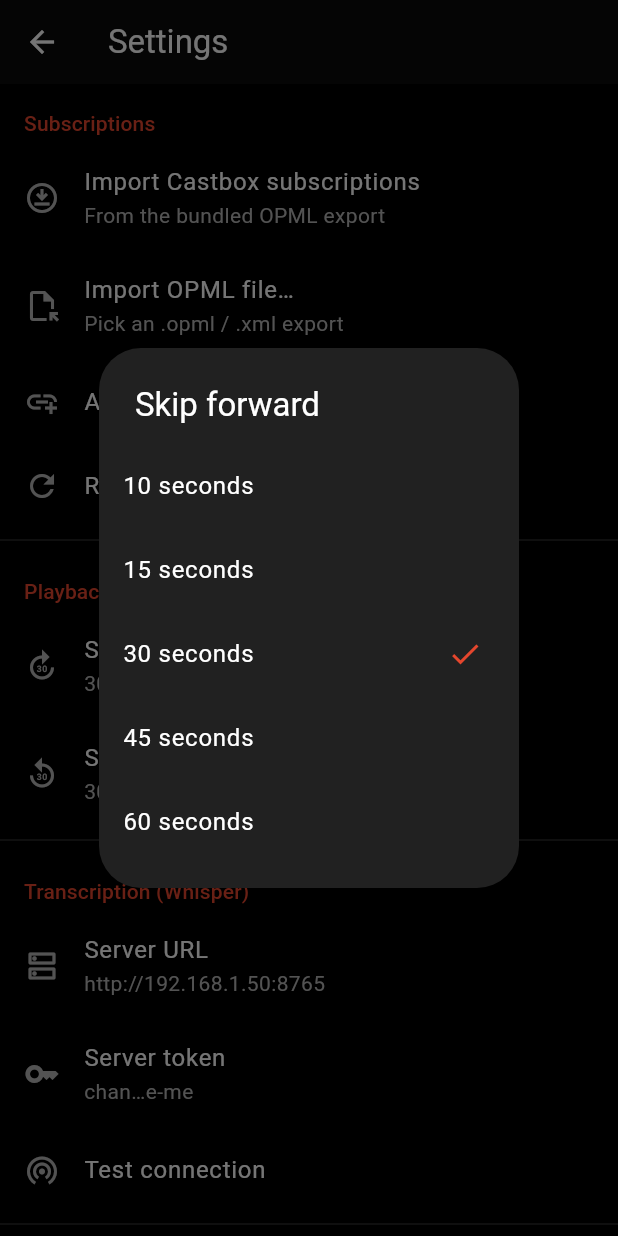
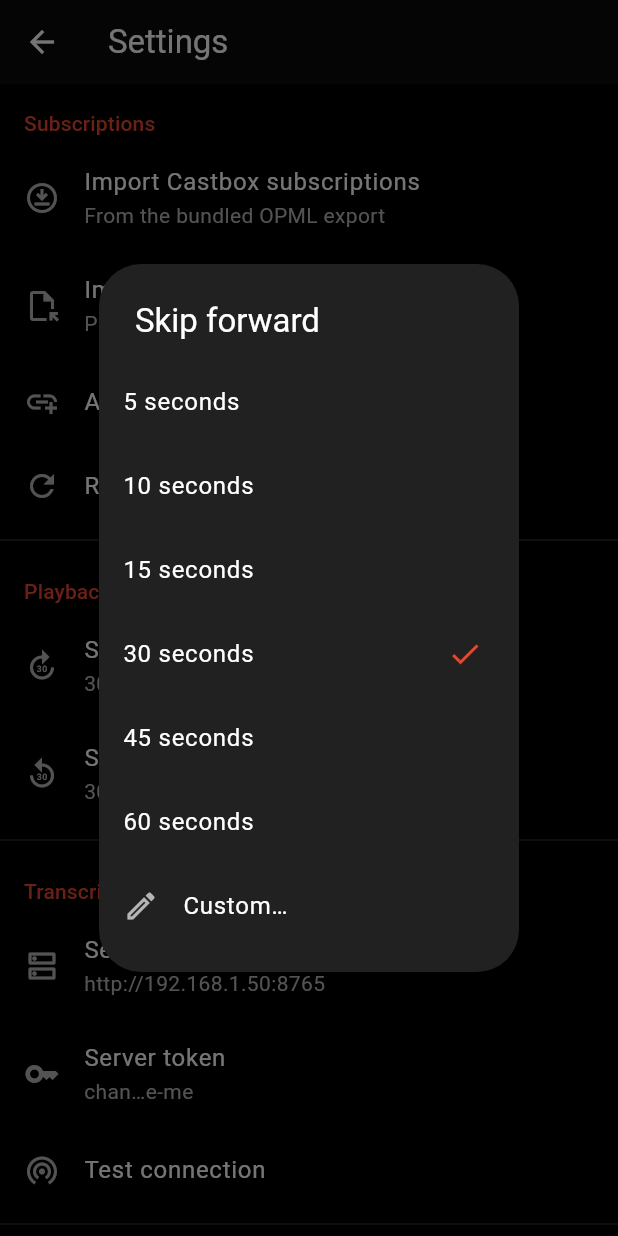
Before and after one commit to frontierviking/frontiercast-public, a Flutter app: the SettingsScreen screen opened directly, after a tap on "Skip forward", on a phone screen of 412 x 824 dp. Run offline on Flutter 3.47's test engine with Material 3 defaults, Android fonts, the phone set to English and light mode, and no system bars; our stand-ins replace audio_service, cached_network_image, drift, file_picker, flutter_riverpod, just_audio and 2 more; missing offline and left inert: background_downloader, dart_rss; accounts and stored records are empty; generated files the repository leaves out were written again.

Commit message:
Sync latest: red theme, episode images, queue, sleep timer, transcription, configurable skip, sharing via original source
Sanitized snapshot update (personal subscriptions + secrets removed; set your
own server token/URL in Settings).

Co-Authored-By: Claude Opus 4.7 (1M context) <noreply@anthropic.com>

```diff
--- a/lib/data/feed/feed_parser.dart
+++ b/lib/data/feed/feed_parser.dart
@@ -7,6 +7,7 @@ class ParsedEpisode {
   final String? showNotes;
   final String audioUrl;
   final String? imageUrl;
+  final String? link;
   final int? durationMs;
   final int? sizeBytes;
   final DateTime? pubDate;
@@ -17,6 +18,7 @@ class ParsedEpisode {
     this.showNotes,
     required this.audioUrl,
     this.imageUrl,
+    this.link,
     this.durationMs,
     this.sizeBytes,
     this.pubDate,
@@ -28,6 +30,7 @@ class ParsedFeed {
   final String? imageUrl;
   final String? author;
   final String? description;
+  final String? link;
   final List<ParsedEpisode> episodes;
 
   ParsedFeed({
@@ -35,6 +38,7 @@ class ParsedFeed {
     this.imageUrl,
     this.author,
     this.description,
+    this.link,
     required this.episodes,
   });
 }
@@ -90,6 +94,7 @@ class FeedParser {
               item.content?.value ?? item.description ?? item.itunes?.summary,
           audioUrl: audioUrl,
           imageUrl: _episodeImage(item),
+          link: item.link,
           durationMs: item.itunes?.duration?.inMilliseconds,
           sizeBytes: (length != null && length > 0) ? length : null,
           pubDate: _parseDate(item.pubDate),
@@ -104,6 +109,7 @@ class FeedParser {
       imageUrl: feed.itunes?.image?.href ?? feed.image?.url,
       author: feed.itunes?.author ?? feed.author,
       description: feed.description ?? feed.itunes?.summary,
+      link: feed.link,
       episodes: episodes,
     );
   }
--- a/lib/data/repositories/podcast_repository.dart
+++ b/lib/data/repositories/podcast_repository.dart
@@ -33,6 +33,7 @@ class PodcastRepository {
       imageUrl: Value(parsed.imageUrl),
       author: Value(parsed.author),
       description: Value(parsed.description),
+      link: Value(parsed.link),
       lastFetched: Value(DateTime.now()),
       subscribed: const Value(true),
     );
@@ -64,6 +65,7 @@ class PodcastRepository {
         imageUrl: Value(parsed.imageUrl),
         author: Value(parsed.author),
         description: Value(parsed.description),
+        link: Value(parsed.link),
         lastFetched: Value(DateTime.now()),
       ),
     );
@@ -88,6 +90,7 @@ class PodcastRepository {
             showNotes: Value(e.showNotes),
             audioUrl: Value(e.audioUrl),
             imageUrl: Value(e.imageUrl),
+            link: Value(e.link),
             durationMs: Value(e.durationMs),
             sizeBytes: Value(e.sizeBytes),
             pubDate: Value(e.pubDate),
--- /dev/null
+++ b/lib/features/player/skip_seconds_dialog.dart
@@ -0,0 +1,68 @@
+import 'package:flutter/material.dart';
+import 'package:flutter/services.dart';
+
+import '../../services/playback_settings.dart';
+
+/// Shows a preset list of skip intervals plus a "Custom…" entry for an
+/// arbitrary number of seconds. Returns the chosen seconds, or null if
+/// cancelled.
+Future<int?> showSkipSecondsDialog(
+  BuildContext context, {
+  required String title,
+  required int current,
+}) async {
+  final choice = await showDialog<Object>(
+    context: context,
+    builder: (ctx) => SimpleDialog(
+      title: Text(title),
+      children: [
+        for (final s in skipSecondOptions)
+          ListTile(
+            title: Text('$s seconds'),
+            trailing: s == current
+                ? Icon(Icons.check, color: Theme.of(ctx).colorScheme.primary)
+                : null,
+            onTap: () => Navigator.of(ctx).pop(s),
+          ),
+        ListTile(
+          leading: const Icon(Icons.edit_outlined),
+          title: const Text('Custom…'),
+          onTap: () => Navigator.of(ctx).pop('custom'),
+        ),
+      ],
+    ),
+  );
+
+  if (choice is int) return choice;
+  if (choice != 'custom') return null;
+
+  if (!context.mounted) return null;
+  final controller = TextEditingController(text: '$current');
+  final custom = await showDialog<int>(
+    context: context,
+    builder: (ctx) => AlertDialog(
+      title: const Text('Custom seconds'),
+      content: TextField(
+        controller: controller,
+        autofocus: true,
+        keyboardType: TextInputType.number,
+        inputFormatters: [FilteringTextInputFormatter.digitsOnly],
+        decoration: const InputDecoration(suffixText: 'seconds'),
+        onSubmitted: (v) => Navigator.of(ctx).pop(int.tryParse(v.trim())),
+      ),
+      actions: [
+        TextButton(
+          onPressed: () => Navigator.of(ctx).pop(),
+          child: const Text('Cancel'),
+        ),
+        FilledButton(
+          onPressed: () =>
+              Navigator.of(ctx).pop(int.tryParse(controller.text.trim())),
+          child: const Text('Set'),
+        ),
+      ],
+    ),
+  );
+  if (custom == null || custom <= 0) return null;
+  return custom.clamp(1, 600);
+}
--- a/lib/features/settings/settings_screen.dart
+++ b/lib/features/settings/settings_screen.dart
@@ -7,7 +7,7 @@ import 'package:flutter_riverpod/flutter_riverpod.dart';
 
 import '../../data/repositories/podcast_repository.dart';
 import '../../providers.dart';
-import '../../services/playback_settings.dart';
+import '../player/skip_seconds_dialog.dart';
 
 class SettingsScreen extends ConsumerWidget {
   const SettingsScreen({super.key});
@@ -163,21 +163,10 @@ class SettingsScreen extends ConsumerWidget {
     required int current,
     required Future<void> Function(int) onPick,
   }) async {
-    final picked = await showDialog<int>(
-      context: context,
-      builder: (ctx) => SimpleDialog(
-        title: Text(title),
-        children: [
-          for (final s in skipSecondOptions)
-            ListTile(
-              title: Text('$s seconds'),
-              trailing: s == current
-                  ? Icon(Icons.check, color: Theme.of(ctx).colorScheme.primary)
-                  : null,
-              onTap: () => Navigator.of(ctx).pop(s),
-            ),
-        ],
-      ),
+    final picked = await showSkipSecondsDialog(
+      context,
+      title: title,
+      current: current,
     );
     if (picked != null) await onPick(picked);
   }
--- a/lib/services/playback_settings.dart
+++ b/lib/services/playback_settings.dart
@@ -4,7 +4,7 @@ import 'package:shared_preferences/shared_preferences.dart';
 const _kForward = 'skip_forward_seconds';
 const _kBackward = 'skip_backward_seconds';
 
-const skipSecondOptions = [10, 15, 30, 45, 60];
+const skipSecondOptions = [5, 10, 15, 30, 45, 60];
 
 class PlaybackSettings {
   final int forwardSeconds;
--- a/pubspec.yaml
+++ b/pubspec.yaml
@@ -48,6 +48,7 @@ dependencies:
   just_audio: ^0.10.5
   audio_service: ^0.18.18
   background_downloader: ^9.5.4
+  share_plus: ^12.0.2
 dev_dependencies:
   flutter_test:
     sdk: flutter
```
Also changed, not shown: lib/data/db/database.dart (+8 -1 lines), lib/features/player/now_playing_screen.dart (+66 -10 lines), lib/features/podcast_detail/episode_detail_sheet.dart (+17 -0 lines), lib/features/podcast_detail/podcast_detail_screen.dart (+17 -0 lines), lib/data/db/database.g.dart, pubspec.lock.
